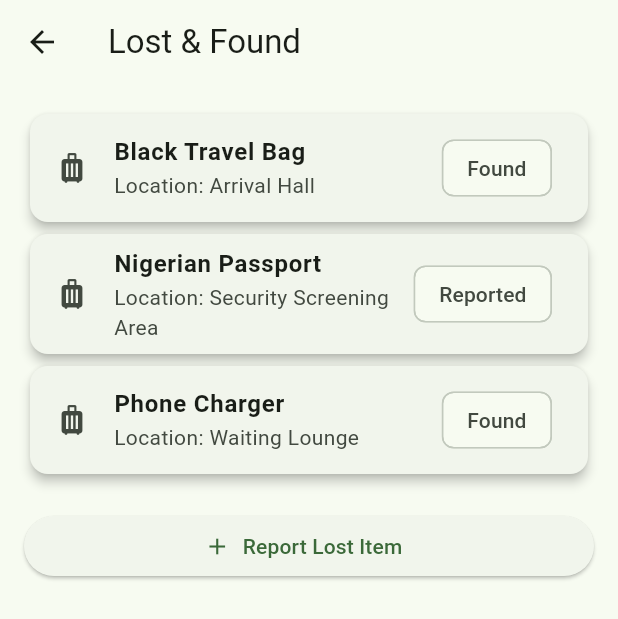
After one commit to YUSUFUMARWALI/zia_connect, a Flutter app: the LostFoundScreen screen opened directly, on a phone screen of 412 x 824 dp. The commit adds this screen. Shown: the top 619 px of the screen. Run offline on Flutter 3.47's test engine with Material 3 defaults, Android fonts, the phone set to English and light mode, and no system bars.

Commit message:
Added lost and found module

```diff
--- a/lib/features/home/screens/home_screen.dart
+++ b/lib/features/home/screens/home_screen.dart
@@ -5,6 +5,7 @@ import '../../hotels/screens/hotels_screen.dart';
 import '../../prayer/screens/prayer_screen.dart';
 import '../../announcements/screens/announcements_screen.dart';
 import '../../airport_guide/screens/airport_guide_screen.dart';
+import '../../lost_found/screens/lost_found_screen.dart';
 
 class HomeScreen extends StatelessWidget {
   const HomeScreen({super.key});
@@ -58,6 +59,8 @@ class HomeScreen extends StatelessWidget {
             onTap: () => Navigator.push(context, MaterialPageRoute(builder: (_) => const AnnouncementsScreen()))),
           buildCard(icon: Icons.map, title: 'Airport Guide', subtitle: 'Facilities, terminal info and services',
             onTap: () => Navigator.push(context, MaterialPageRoute(builder: (_) => const AirportGuideScreen()))),
+          buildCard(icon: Icons.luggage, title: 'Lost & Found', subtitle: 'Report or recover lost items',
+            onTap: () => Navigator.push(context, MaterialPageRoute(builder: (_) => const LostFoundScreen()))),
         ],
       ),
     );
--- /dev/null
+++ b/lib/features/lost_found/screens/lost_found_screen.dart
@@ -0,0 +1,59 @@
+import 'package:flutter/material.dart';
+
+class LostFoundScreen extends StatelessWidget {
+  const LostFoundScreen({super.key});
+
+  final List<Map<String, String>> items = const [
+    {
+      'item': 'Black Travel Bag',
+      'location': 'Arrival Hall',
+      'status': 'Found',
+    },
+    {
+      'item': 'Nigerian Passport',
+      'location': 'Security Screening Area',
+      'status': 'Reported',
+    },
+    {
+      'item': 'Phone Charger',
+      'location': 'Waiting Lounge',
+      'status': 'Found',
+    },
+  ];
+
+  Widget itemCard(Map<String, String> item) {
+    return Card(
+      elevation: 3,
+      child: ListTile(
+        leading: const Icon(Icons.luggage),
+        title: Text(
+          item['item']!,
+          style: const TextStyle(fontWeight: FontWeight.bold),
+        ),
+        subtitle: Text('Location: ${item['location']}'),
+        trailing: Chip(label: Text(item['status']!)),
+      ),
+    );
+  }
+
+  @override
+  Widget build(BuildContext context) {
+    return Scaffold(
+      appBar: AppBar(
+        title: const Text('Lost & Found'),
+      ),
+      body: ListView(
+        padding: const EdgeInsets.all(16),
+        children: [
+          ...items.map(itemCard),
+          const SizedBox(height: 20),
+          ElevatedButton.icon(
+            onPressed: () {},
+            icon: const Icon(Icons.add),
+            label: const Text('Report Lost Item'),
+          ),
+        ],
+      ),
+    );
+  }
+}
```
